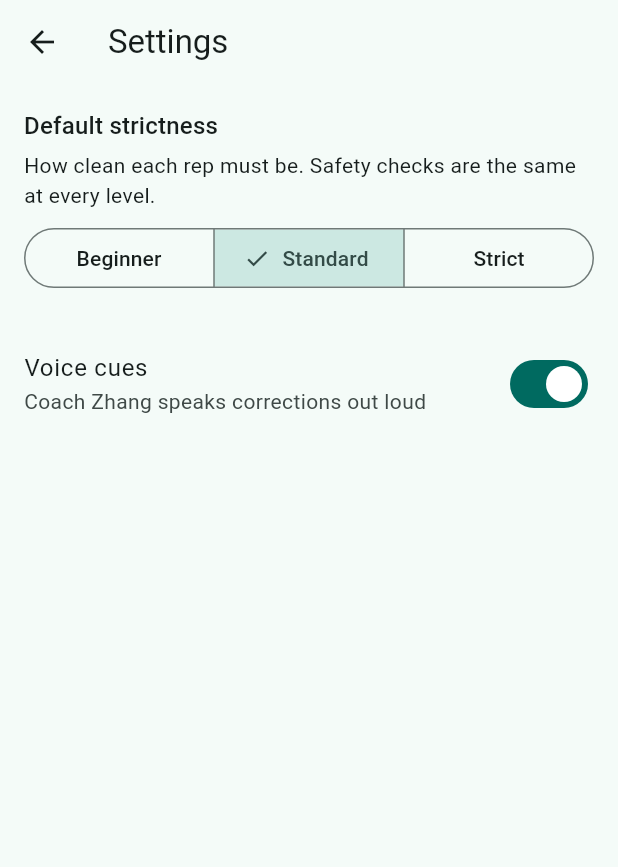
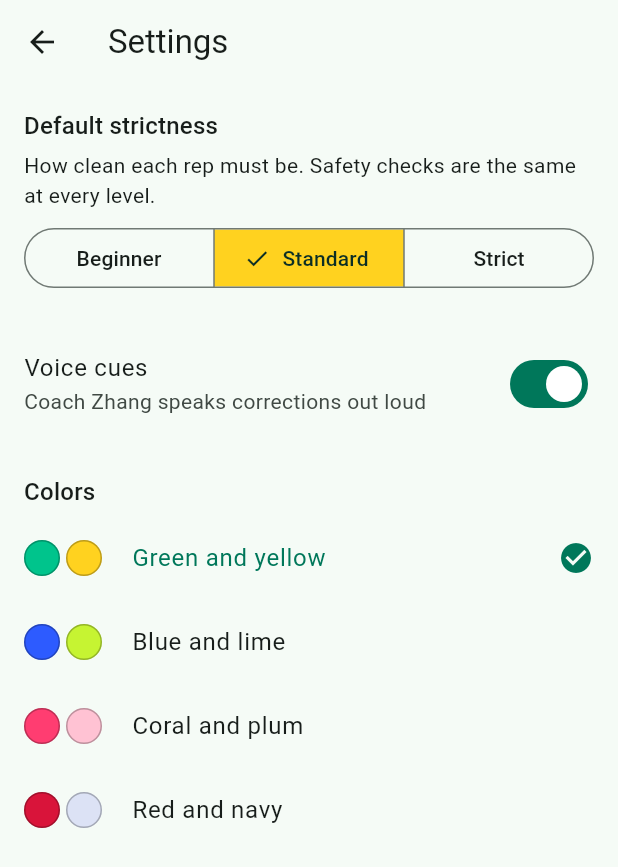
Before and after one commit to komusuki/JianFit, a Flutter app: the screen it shows after launch, after a tap on the "settings" icon, on a phone screen of 412 x 824 dp. Shown: the top 867 px of the screen. Run offline on Flutter 3.47's test engine with Material 3 defaults, Android fonts, the phone set to English and light mode, and no system bars; our stand-ins replace camera, flutter_tts, permission_handler, shared_preferences, sqflite, wakelock_plus; missing offline and left inert: google_mlkit_pose_detection; accounts and stored records are empty.

Commit message:
Settings: pick the app's color set (4 sets, green and yellow default)

```diff
--- a/lib/main.dart
+++ b/lib/main.dart
@@ -1,8 +1,12 @@
 import 'package:flutter/material.dart';
 
+import 'models/app_palette.dart';
 import 'screens/home_screen.dart';
+import 'services/settings_service.dart';
 
-void main() {
+Future<void> main() async {
+  WidgetsFlutterBinding.ensureInitialized();
+  SettingsService.palette.value = await SettingsService.loadPalette();
   runApp(const MyApp());
 }
 
@@ -11,12 +15,13 @@ class MyApp extends StatelessWidget {
 
   @override
   Widget build(BuildContext context) {
-    return MaterialApp(
-      title: 'JianFit',
-      theme: ThemeData(
-        colorScheme: ColorScheme.fromSeed(seedColor: Colors.teal),
+    return ValueListenableBuilder<AppPalette>(
+      valueListenable: SettingsService.palette,
+      builder: (context, palette, _) => MaterialApp(
+        title: 'JianFit',
+        theme: ThemeData(colorScheme: palette.colorScheme),
+        home: const HomeScreen(),
       ),
-      home: const HomeScreen(),
     );
   }
 }
--- /dev/null
+++ b/lib/models/app_palette.dart
@@ -0,0 +1,69 @@
+import 'package:flutter/material.dart';
+
+/// Color sets the user can pick in Settings (design canvas H1 to H4).
+///
+/// [primary] is the darker shade, so text buttons and links stay readable on
+/// white. [fill] is the bright shade for containers, with [onFill] text on it.
+/// [highlight] marks selections (strictness, tabs), with [onHighlight] text.
+/// Camera screens keep their own meaning colors (green good rep, red missed
+/// rep, amber cue) whichever set is picked.
+enum AppPalette {
+  greenYellow(
+    label: 'Green and yellow',
+    primary: Color(0xFF00775A),
+    fill: Color(0xFF00C48C),
+    onFill: Color(0xFF0B2E25),
+    highlight: Color(0xFFFFD21F),
+    onHighlight: Color(0xFF0B2E25),
+  ),
+  blueLime(
+    label: 'Blue and lime',
+    primary: Color(0xFF2448E0),
+    fill: Color(0xFF2D5BFF),
+    onFill: Color(0xFFFFFFFF),
+    highlight: Color(0xFFC6F432),
+    onHighlight: Color(0xFF0B1B3F),
+  ),
+  coralPlum(
+    label: 'Coral and plum',
+    primary: Color(0xFFC8174C),
+    fill: Color(0xFFFF3D71),
+    onFill: Color(0xFF2A0E2E),
+    highlight: Color(0xFFFFC2D3),
+    onHighlight: Color(0xFF2A0E2E),
+  ),
+  redNavy(
+    label: 'Red and navy',
+    primary: Color(0xFFC0102F),
+    fill: Color(0xFFD9143A),
+    onFill: Color(0xFFFFFFFF),
+    highlight: Color(0xFFDCE2F5),
+    onHighlight: Color(0xFF12204A),
+  );
+
+  const AppPalette({
+    required this.label,
+    required this.primary,
+    required this.fill,
+    required this.onFill,
+    required this.highlight,
+    required this.onHighlight,
+  });
+
+  final String label;
+  final Color primary;
+  final Color fill;
+  final Color onFill;
+  final Color highlight;
+  final Color onHighlight;
+
+  ColorScheme get colorScheme => ColorScheme.fromSeed(
+    seedColor: primary,
+    primary: primary,
+    onPrimary: Colors.white,
+    primaryContainer: fill,
+    onPrimaryContainer: onFill,
+    secondaryContainer: highlight,
+    onSecondaryContainer: onHighlight,
+  );
+}
--- a/lib/screens/settings_screen.dart
+++ b/lib/screens/settings_screen.dart
@@ -1,6 +1,7 @@
 import 'package:flutter/foundation.dart';
 import 'package:flutter/material.dart';
 
+import '../models/app_palette.dart';
 import '../models/strictness.dart';
 import '../services/settings_service.dart';
 
@@ -88,6 +89,20 @@ class _SettingsScreenState extends State<SettingsScreen> {
                     SettingsService.saveVoiceOn(v);
                   },
                 ),
+                const SizedBox(height: 24),
+                Text('Colors', style: Theme.of(context).textTheme.titleMedium),
+                const SizedBox(height: 4),
+                for (final p in AppPalette.values)
+                  ListTile(
+                    contentPadding: EdgeInsets.zero,
+                    leading: _swatches(p),
+                    title: Text(p.label),
+                    selected: p == SettingsService.palette.value,
+                    trailing: p == SettingsService.palette.value
+                        ? const Icon(Icons.check_circle)
+                        : null,
+                    onTap: () => SettingsService.savePalette(p),
+                  ),
                 // Hidden in release builds: only debug builds show it.
                 if (kDebugMode) ...[
                   const SizedBox(height: 24),
@@ -113,4 +128,24 @@ class _SettingsScreenState extends State<SettingsScreen> {
             ),
     );
   }
+
+  // Two dots showing a color set's main and highlight colors.
+  Widget _swatches(AppPalette p) => ExcludeSemantics(
+    child: Row(
+      mainAxisSize: MainAxisSize.min,
+      children: [
+        for (final c in [p.fill, p.highlight])
+          Container(
+            width: 24,
+            height: 24,
+            margin: const EdgeInsets.only(right: 4),
+            decoration: BoxDecoration(
+              color: c,
+              shape: BoxShape.circle,
+              border: Border.all(color: Colors.black26),
+            ),
+          ),
+      ],
+    ),
+  );
 }
--- a/lib/services/settings_service.dart
+++ b/lib/services/settings_service.dart
@@ -1,5 +1,7 @@
+import 'package:flutter/foundation.dart';
 import 'package:shared_preferences/shared_preferences.dart';
 
+import '../models/app_palette.dart';
 import '../models/strictness.dart';
 
 // Saved app settings (roadmap Part 10: strictness level, voice on or off).
@@ -7,7 +9,25 @@ class SettingsService {
   static const _strictnessKey = 'strictness';
   static const _voiceKey = 'voice_on';
   static const _replayKey = 'replay_mode';
+  static const _paletteKey = 'palette';
   static final _prefs = SharedPreferencesAsync();
+
+  /// The color set in use. main() loads it at startup; the app rebuilds its
+  /// theme whenever it changes.
+  static final palette = ValueNotifier<AppPalette>(AppPalette.greenYellow);
+
+  static Future<AppPalette> loadPalette() async {
+    final name = await _prefs.getString(_paletteKey);
+    return AppPalette.values.firstWhere(
+      (p) => p.name == name,
+      orElse: () => AppPalette.greenYellow,
+    );
+  }
+
+  static Future<void> savePalette(AppPalette p) {
+    palette.value = p;
+    return _prefs.setString(_paletteKey, p.name);
+  }
 
   static Future<Strictness> loadStrictness() async {
     final name = await _prefs.getString(_strictnessKey);
```
